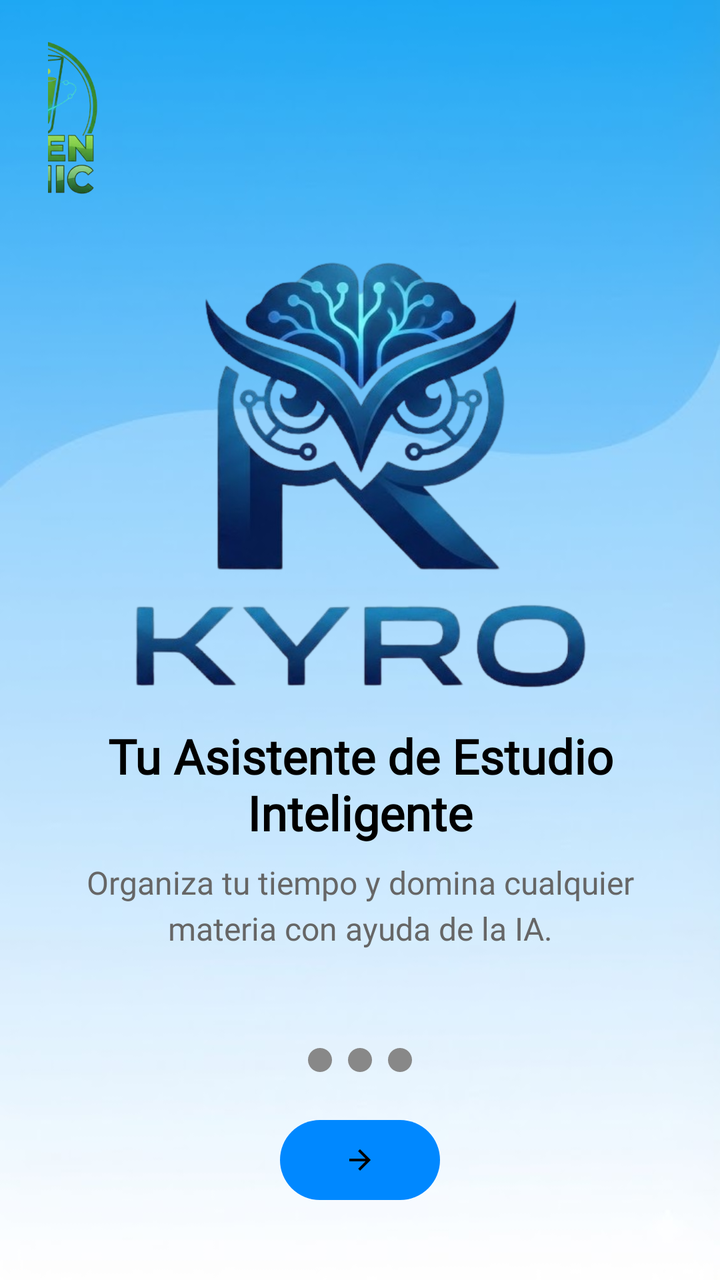
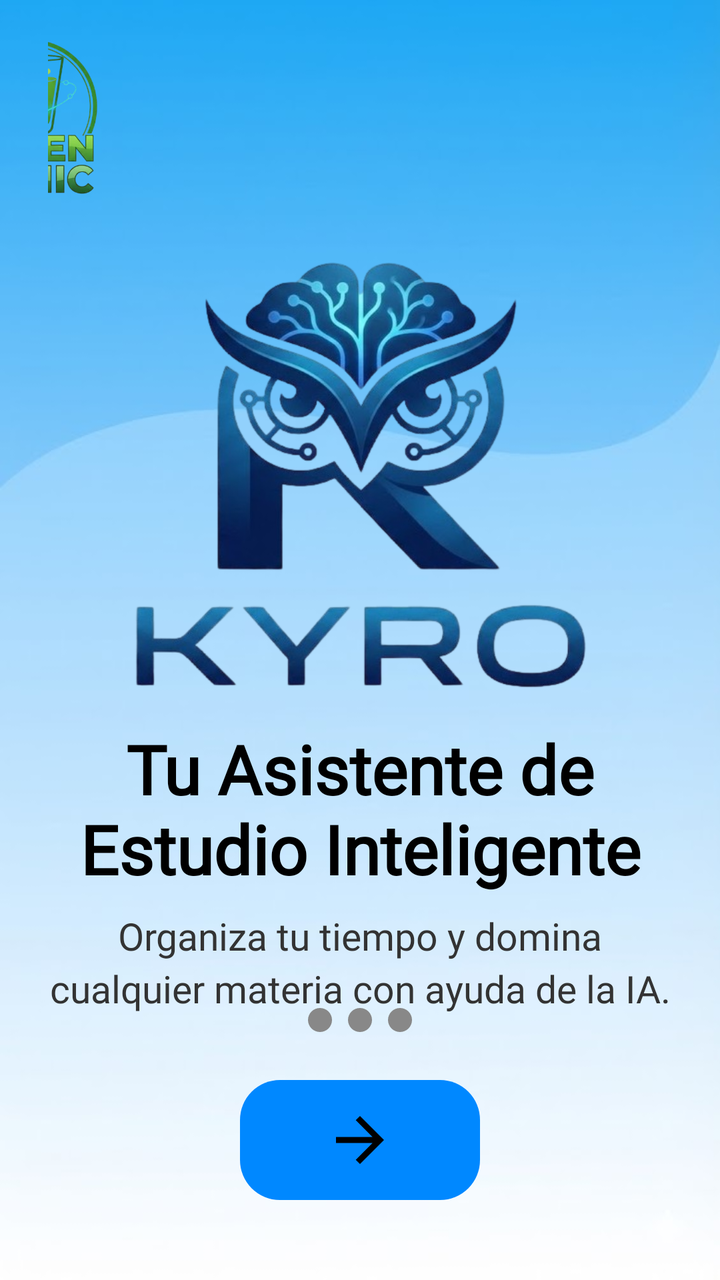

An Android layout rendered at two revisions. The XML below is the earlier revision; the diff shows what the commit changed to produce the second picture.
<!-- AndroidManifest.xml: application theme Theme.Kyro -->
<!-- res/layout/pantalla_primal_1.xml -->
<?xml version="1.0" encoding="utf-8"?>
<androidx.constraintlayout.widget.ConstraintLayout
    xmlns:android="http://schemas.android.com/apk/res/android"
    xmlns:app="http://schemas.android.com/apk/res-auto"
    xmlns:tools="http://schemas.android.com/tools"
    android:layout_width="match_parent"
    android:paddingLeft="24dp"
    android:paddingRight="24dp"
    android:paddingBottom="24dp"
    android:layout_height="match_parent"
    android:background="@drawable/img_fondo_primal">

    <ImageView
        android:id="@+id/imgKyroLogo"
        android:layout_width="123dp"
        android:layout_height="110dp"
        android:layout_marginTop="4dp"
        android:layout_marginEnd="260dp"
        android:contentDescription="Logo Kyro Pequeño"
        android:scaleType="fitCenter"
        android:src="@drawable/logo_green_tonic"
        app:layout_constraintEnd_toEndOf="parent"
        app:layout_constraintTop_toTopOf="parent" />

    <View
        android:id="@+id/viewBackgroundDeco"
        android:layout_width="0dp"
        android:layout_height="0dp"
        android:alpha="0.5"
        android:layout_margin="20dp"
        app:layout_constraintBottom_toBottomOf="@+id/imgMainIllustration"
        app:layout_constraintEnd_toEndOf="@+id/imgMainIllustration"
        app:layout_constraintStart_toStartOf="@+id/imgMainIllustration"
        app:layout_constraintTop_toTopOf="@+id/imgMainIllustration" />

    <ImageView
        android:id="@+id/imgMainIllustration"
        android:layout_width="0dp"
        android:layout_height="0dp"
        android:contentDescription="Ilustración Principal"
        android:scaleType="fitCenter"
        android:src="@drawable/portrait_kyro_no_bg"
        android:layout_marginTop="16dp"
        android:layout_marginBottom="16dp"
        app:layout_constraintHeight_percent="0.35"
        app:layout_constraintTop_toBottomOf="@+id/imgKyroLogo"
        app:layout_constraintBottom_toTopOf="@+id/tvTitulo"
        app:layout_constraintStart_toStartOf="parent"
        app:layout_constraintEnd_toEndOf="parent" />

    <TextView
        android:id="@+id/tvTitulo"
        android:layout_width="0dp"
        android:layout_height="wrap_content"
        android:text="Tu Asistente de Estudio Inteligente"
        android:textColor="#000000"
        android:textSize="24sp"
        android:fontFamily="@font/poppins"
        android:textStyle="bold"
        android:gravity="center"
        app:layout_constraintEnd_toEndOf="parent"
        app:layout_constraintStart_toStartOf="parent"
        app:layout_constraintTop_toBottomOf="@+id/imgMainIllustration"
        app:layout_constraintBottom_toTopOf="@+id/tvSubtitulo" />

    <TextView
        android:id="@+id/tvSubtitulo"
        android:layout_width="0dp"
        android:layout_height="wrap_content"
        android:layout_marginTop="8dp"
        android:text="Organiza tu tiempo y domina cualquier materia con ayuda de la IA."
        android:textColor="#666666"
        android:textSize="16sp"
        android:fontFamily="@font/poppins"
        android:gravity="center"
        android:lineSpacingExtra="4dp"
        app:layout_constraintEnd_toEndOf="parent"
        app:layout_constraintStart_toStartOf="parent"
        app:layout_constraintTop_toBottomOf="@+id/tvTitulo" />

    <LinearLayout
        android:id="@+id/layoutDots"
        android:layout_width="wrap_content"
        android:layout_height="wrap_content"
        android:orientation="horizontal"
        android:layout_marginBottom="24dp"
        app:layout_constraintStart_toStartOf="parent"
        app:layout_constraintEnd_toEndOf="parent"
        app:layout_constraintBottom_toTopOf="@+id/btnNext">

        <ImageView
            android:layout_width="12dp"
            android:layout_height="12dp"
            android:layout_marginEnd="8dp"
            android:src="@drawable/ic_dot"
            android:state_selected="true" />

        <ImageView
            android:layout_width="12dp"
            android:layout_height="12dp"
            android:layout_marginEnd="8dp"
            android:src="@drawable/ic_dot" />

        <ImageView
            android:layout_width="12dp"
            android:layout_height="12dp"
            android:src="@drawable/ic_dot" />
    </LinearLayout>

    <ImageButton
        android:id="@+id/btnNext"
        android:layout_width="80dp"
        android:layout_height="40dp"
        android:background="@drawable/bg_azul_oscuro_kyro"
        android:src="@drawable/ic_flecha_derecha"
        android:scaleType="centerInside"
        android:padding="12dp"
        android:layout_marginBottom="16dp"
        app:layout_constraintStart_toStartOf="parent"
        app:layout_constraintEnd_toEndOf="parent"
        app:layout_constraintBottom_toBottomOf="parent" />

</androidx.constraintlayout.widget.ConstraintLayout>
<!-- resources referenced by this layout -->
<resources>
  <!-- drawable bg_azul_oscuro_kyro (drawable) -->
  <?xml version="1.0" encoding="utf-8"?>
  <shape xmlns:android="http://schemas.android.com/apk/res/android">
      <solid android:color="#0088FF"/>
      <corners android:radius="20dp"/>
  </shape>
  <!-- drawable ic_dot (drawable) -->
  <?xml version="1.0" encoding="utf-8"?>
  <selector xmlns:android="http://schemas.android.com/apk/res/android">
      <item android:state_selected="true">
          <shape android:shape="oval">
              <size android:width="12dp" android:height="12dp"/>
              <solid android:color="@color/b400"/>
          </shape>
      </item>
      <item>
          <shape android:shape="oval">
              <size android:width="12dp" android:height="12dp"/>
              <solid android:color="@color/grey"/>
          </shape>
      </item>
  </selector>
  <!-- drawable ic_flecha_derecha (drawable) -->
  <vector xmlns:android="http://schemas.android.com/apk/res/android" android:autoMirrored="true" android:height="48dp" android:tint="#000000" android:viewportHeight="24" android:viewportWidth="24" android:width="48dp">
        
      <path android:fillColor="@android:color/white" android:pathData="M12,4l-1.41,1.41L16.17,11H4v2h12.17l-5.58,5.59L12,20l8,-8z"/>
      
  </vector>
  <!-- drawable img_fondo_primal: jpg bitmap (drawable, 13880 bytes) -->
  <!-- drawable logo_green_tonic: png bitmap (drawable, 179140 bytes) -->
  <!-- drawable portrait_kyro_no_bg: png bitmap (drawable, 234804 bytes) -->
  <style name="Theme.Kyro" parent="Theme.MaterialComponents.DayNight.NoActionBar">
          
          <item name="colorPrimary">@color/purple_500</item>
          <item name="colorPrimaryVariant">@color/purple_700</item>
          <item name="colorOnPrimary">@color/white</item>
  
          
          <item name="colorSecondary">@color/teal_200</item>
          <item name="colorSecondaryVariant">@color/teal_700</item>
          <item name="colorOnSecondary">@color/black</item>
  
          
          <item name="android:statusBarColor">?attr/colorPrimaryVariant</item>
      </style>
  <color name="b400">#42A5F5</color>
  <color name="grey">#888888</color>
  <color name="purple_500">#FF6200EE</color>
  <color name="purple_700">#FF3700B3</color>
  <color name="white">#FFFFFF</color>
  
      // Paleta Azules
  <color name="teal_200">#FF03DAC5</color>
  <color name="teal_700">#FF018786</color>
  <color name="black">#000000</color>
</resources>

<!-- the commit's change to res/layout/pantalla_primal_1.xml (unified diff, before → after) -->
@@ -54,7 +54,7 @@
         android:layout_height="wrap_content"
         android:text="Tu Asistente de Estudio Inteligente"
         android:textColor="#000000"
-        android:textSize="24sp"
+        android:textSize="34sp"
         android:fontFamily="@font/poppins"
         android:textStyle="bold"
         android:gravity="center"
@@ -69,8 +69,8 @@
         android:layout_height="wrap_content"
         android:layout_marginTop="8dp"
         android:text="Organiza tu tiempo y domina cualquier materia con ayuda de la IA."
-        android:textColor="#666666"
-        android:textSize="16sp"
+        android:textColor="#333333"
+        android:textSize="19sp"
         android:fontFamily="@font/poppins"
         android:gravity="center"
         android:lineSpacingExtra="4dp"
@@ -109,8 +109,8 @@
 
     <ImageButton
         android:id="@+id/btnNext"
-        android:layout_width="80dp"
-        android:layout_height="40dp"
+        android:layout_width="120dp"
+        android:layout_height="60dp"
         android:background="@drawable/bg_azul_oscuro_kyro"
         android:src="@drawable/ic_flecha_derecha"
         android:scaleType="centerInside"
